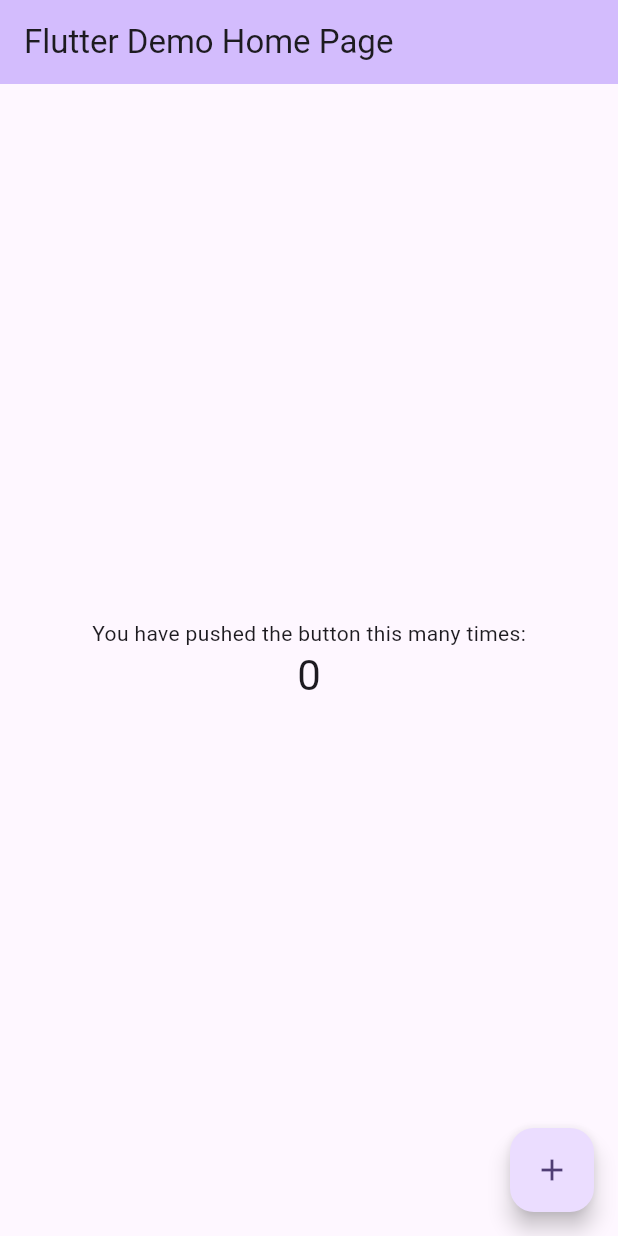
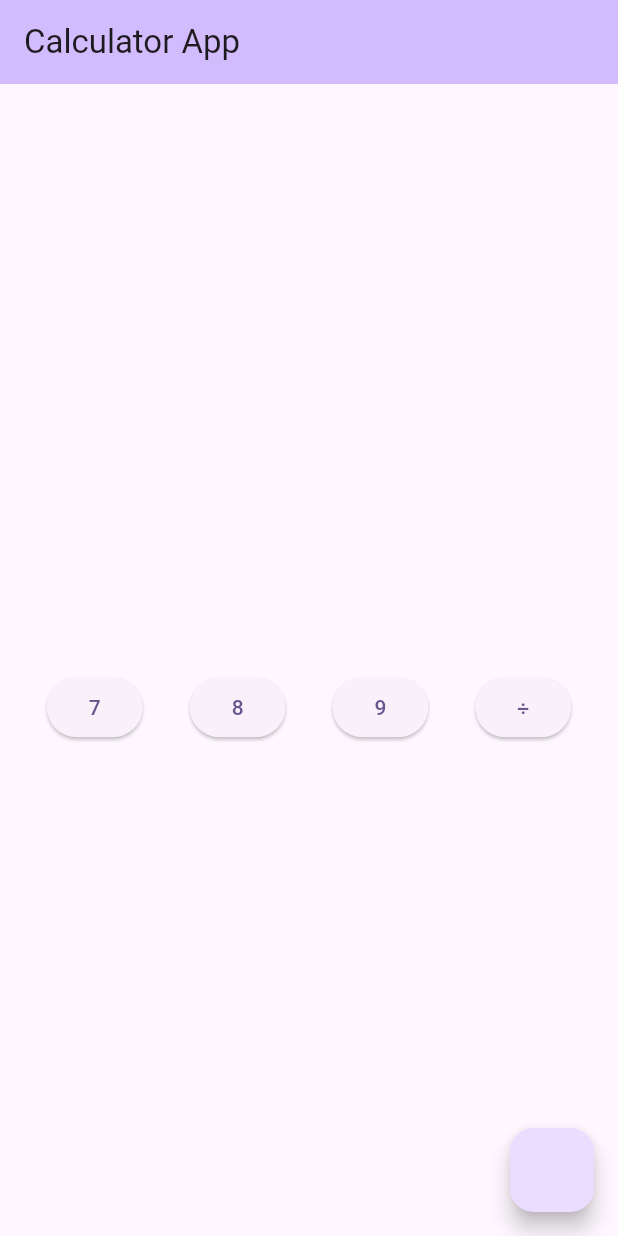
Before and after one commit to mnewby4/calculatorapp, a Flutter app: the screen it shows after launch, on a phone screen of 412 x 824 dp. Run offline on Flutter 3.47's test engine with Material 3 defaults, Android fonts, the phone set to English and light mode, and no system bars.

Commit message:
Added 7-9 buttons and division, ability to add to a number and clear the equation

```diff
--- a/lib/main.dart
+++ b/lib/main.dart
@@ -1,4 +1,20 @@
 import 'package:flutter/material.dart';
+/*
+  Homework 02 - Calculator App - Myla Newby
+    Implement a UI w numbers [0-9], arithmetic operators (+ - * /) and display area
+      use widgets like container, column, row, flatbutton/inkwell
+    Enable add/sub/mult/div -> display in display area
+    Handle calculations w 2 operands and 1 operator (aka _ + _)
+    Implement a "clear" button
+    Handle edge cases like dividing w 0
+    Submit apk, main.dart, and word doc = rationale behind implem (+challenges) w github link
+
+    ______
+    7 8 9 /
+    4 5 6 *
+    1 2 3 -
+    C   = +
+ */
 
 void main() {
   runApp(const MyApp());
@@ -6,48 +22,21 @@ void main() {
 
 class MyApp extends StatelessWidget {
   const MyApp({super.key});
-
-  // This widget is the root of your application.
   @override
   Widget build(BuildContext context) {
     return MaterialApp(
       title: 'Flutter Demo',
       theme: ThemeData(
-        // This is the theme of your application.
-        //
-        // TRY THIS: Try running your application with "flutter run". You'll see
-        // the application has a purple toolbar. Then, without quitting the app,
-        // try changing the seedColor in the colorScheme below to Colors.green
-        // and then invoke "hot reload" (save your changes or press the "hot
-        // reload" button in a Flutter-supported IDE, or press "r" if you used
-        // the command line to start the app).
-        //
-        // Notice that the counter didn't reset back to zero; the application
-        // state is not lost during the reload. To reset the state, use hot
-        // restart instead.
-        //
-        // This works for code too, not just values: Most code changes can be
-        // tested with just a hot reload.
         colorScheme: ColorScheme.fromSeed(seedColor: Colors.deepPurple),
         useMaterial3: true,
       ),
-      home: const MyHomePage(title: 'Flutter Demo Home Page'),
+      home: const MyHomePage(title: 'Calculator App'),
     );
   }
 }
 
 class MyHomePage extends StatefulWidget {
   const MyHomePage({super.key, required this.title});
-
-  // This widget is the home page of your application. It is stateful, meaning
-  // that it has a State object (defined below) that contains fields that affect
-  // how it looks.
-
-  // This class is the configuration for the state. It holds the values (in this
-  // case the title) provided by the parent (in this case the App widget) and
-  // used by the build method of the State. Fields in a Widget subclass are
-  // always marked "final".
-
   final String title;
 
   @override
@@ -55,71 +44,90 @@ class MyHomePage extends StatefulWidget {
 }
 
 class _MyHomePageState extends State<MyHomePage> {
-  int _counter = 0;
+  String? _firstNum;
+  String? _secondNum;
+  String? _operator;
+  String? _equation;
 
-  void _incrementCounter() {
+  _setNumber(String num) {
+    setState( () {
+      if (_operator != null) {
+        _secondNum != null ? _secondNum = '$_secondNum$num' : _secondNum = num;
+      } else {
+        _firstNum != null ? _firstNum = '$_firstNum$num' : _firstNum = num;
+      }
+    });
+  }
+
+  _setOperator(String operator) {
     setState(() {
-      // This call to setState tells the Flutter framework that something has
-      // changed in this State, which causes it to rerun the build method below
-      // so that the display can reflect the updated values. If we changed
-      // _counter without calling setState(), then the build method would not be
-      // called again, and so nothing would appear to happen.
-      _counter++;
+      _operator = operator;
+      //_setEquation();
+    });
+  }
+
+  /*_setEquation() {
+    setState(() {
+      _equation = '$_firstNum $_operator $_secondNum';
+    });
+  }*/
+
+  void _clearButton() {
+    setState(() {
+      _firstNum = null;
+      _secondNum = null;
+      _operator = null;
     });
   }
 
   @override
   Widget build(BuildContext context) {
-    // This method is rerun every time setState is called, for instance as done
-    // by the _incrementCounter method above.
-    //
-    // The Flutter framework has been optimized to make rerunning build methods
-    // fast, so that you can just rebuild anything that needs updating rather
-    // than having to individually change instances of widgets.
     return Scaffold(
       appBar: AppBar(
-        // TRY THIS: Try changing the color here to a specific color (to
-        // Colors.amber, perhaps?) and trigger a hot reload to see the AppBar
-        // change color while the other colors stay the same.
         backgroundColor: Theme.of(context).colorScheme.inversePrimary,
-        // Here we take the value from the MyHomePage object that was created by
-        // the App.build method, and use it to set our appbar title.
         title: Text(widget.title),
       ),
       body: Center(
-        // Center is a layout widget. It takes a single child and positions it
-        // in the middle of the parent.
         child: Column(
-          // Column is also a layout widget. It takes a list of children and
-          // arranges them vertically. By default, it sizes itself to fit its
-          // children horizontally, and tries to be as tall as its parent.
-          //
-          // Column has various properties to control how it sizes itself and
-          // how it positions its children. Here we use mainAxisAlignment to
-          // center the children vertically; the main axis here is the vertical
-          // axis because Columns are vertical (the cross axis would be
-          // horizontal).
-          //
-          // TRY THIS: Invoke "debug painting" (choose the "Toggle Debug Paint"
-          // action in the IDE, or press "p" in the console), to see the
-          // wireframe for each widget.
           mainAxisAlignment: MainAxisAlignment.center,
           children: <Widget>[
-            const Text(
-              'You have pushed the button this many times:',
+            Text(
+              _firstNum ?? ''
             ),
             Text(
-              '$_counter',
-              style: Theme.of(context).textTheme.headlineMedium,
+              _operator ?? ''
+            ),
+            Text(
+              _secondNum ?? ''
+            ),
+            Row(
+              mainAxisAlignment: MainAxisAlignment.spaceEvenly,
+              children: [
+                ElevatedButton(
+                  child: Text('7'),
+                  onPressed: () => _setNumber('7'),
+                ),
+                ElevatedButton(
+                  child: Text('8'),
+                  onPressed: () => _setNumber('8'),
+                ),
+                ElevatedButton(
+                  child: Text('9'),
+                  onPressed: () => _setNumber('9'),
+                ),
+                ElevatedButton(
+                  child: Text('÷'),
+                  onPressed: () => _setOperator('/'),
+                ),
+              ],
             ),
           ],
         ),
       ),
       floatingActionButton: FloatingActionButton(
-        onPressed: _incrementCounter,
-        tooltip: 'Increment',
-        child: const Icon(Icons.add),
-      ), // This trailing comma makes auto-formatting nicer for build methods.
+        onPressed: _clearButton,
+        tooltip: 'Clear',
+      ),
     );
   }
 }
```
